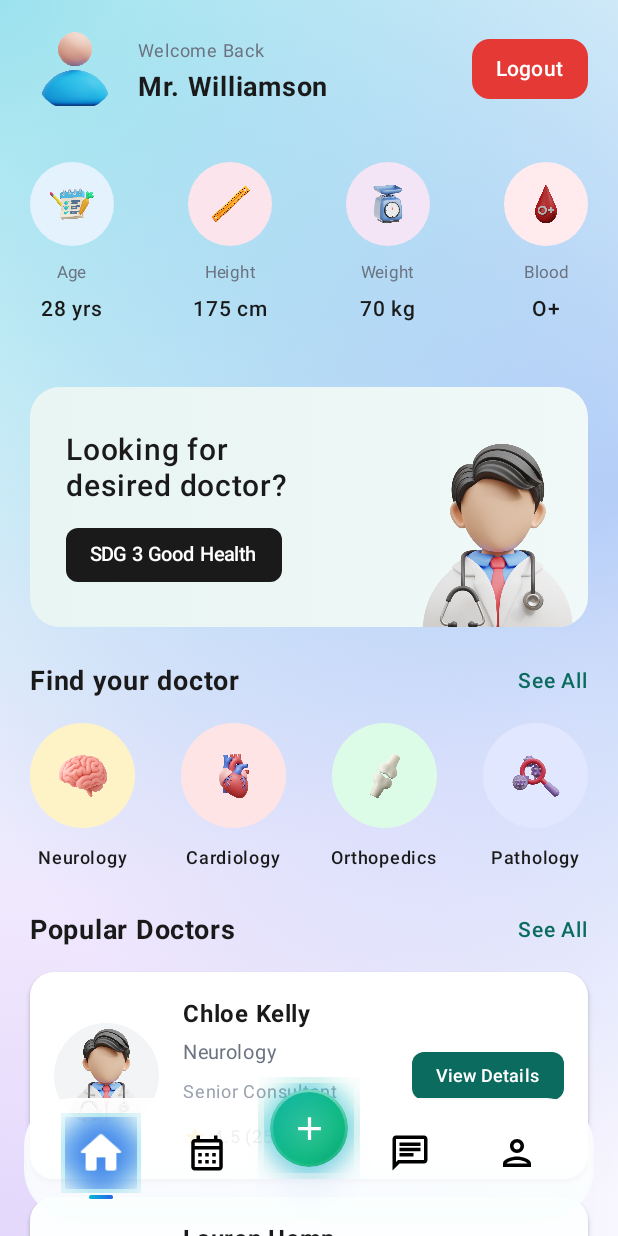
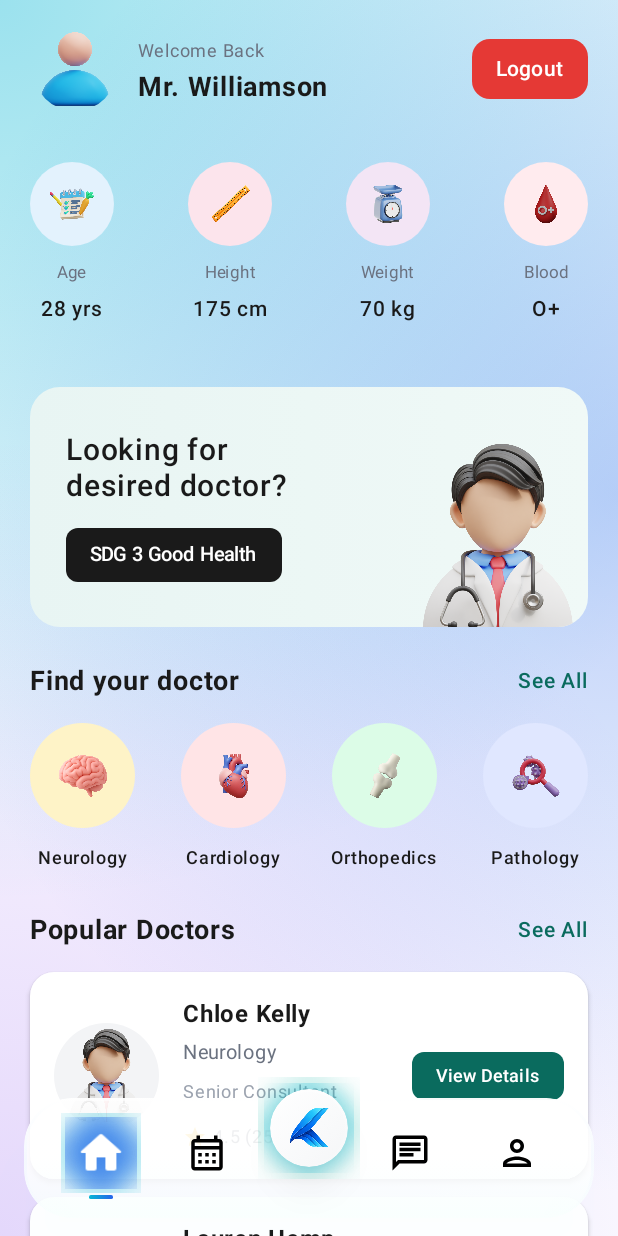
Before and after one commit to joelaguzar/klinik-app, an Android app built with Jetpack Compose: the screen it shows after launch (MainActivity), after a tap on "Sign In", on a phone screen of 412 x 824 dp. Run offline under Robolectric (Android 15) with nearby library versions, the phone set to English and light mode, and no system bars.

```diff
--- a/app/src/main/java/com/example/klinik_app/MainActivity.kt
+++ b/app/src/main/java/com/example/klinik_app/MainActivity.kt
@@ -49,6 +49,8 @@ fun AppNavigation() {
         AppScreen.SignUp -> KlinikSignUpScreen(
             onNavigateToSignIn = { currentScreen = AppScreen.SignIn }
         )
-        AppScreen.PatientHome -> PatientHomeScreen()
+        AppScreen.PatientHome -> PatientHomeScreen(
+            onLogoutClick = { currentScreen = AppScreen.SignIn }
+        )
     }
 }
--- a/app/src/main/java/com/example/klinik_app/ui/components/GlassBottomNavBar.kt
+++ b/app/src/main/java/com/example/klinik_app/ui/components/GlassBottomNavBar.kt
@@ -10,6 +10,7 @@ import androidx.compose.foundation.background
 import androidx.compose.foundation.border
 import androidx.compose.foundation.clickable
 import androidx.compose.foundation.interaction.MutableInteractionSource
+import androidx.compose.foundation.Image
 import androidx.compose.foundation.layout.Arrangement
 import androidx.compose.foundation.layout.Box
 import androidx.compose.foundation.layout.Column
@@ -51,11 +52,14 @@ import androidx.compose.ui.graphics.Brush
 import androidx.compose.ui.graphics.Color
 import androidx.compose.ui.graphics.graphicsLayer
 import androidx.compose.ui.graphics.vector.ImageVector
+import androidx.compose.ui.layout.ContentScale
+import androidx.compose.ui.res.painterResource
 import androidx.compose.ui.text.font.FontWeight
 import androidx.compose.ui.tooling.preview.Preview
 import androidx.compose.ui.unit.Dp
 import androidx.compose.ui.unit.dp
 import androidx.compose.ui.unit.sp
+import com.example.klinik_app.R
 
 /**
  * Modern glassmorphism color scheme for bottom navigation
@@ -410,12 +414,11 @@ fun GlassNavItemComponent(
 }
 
 /**
- * Frosted glass floating action button with Klinik cyan-blue gradient
+ * Frosted glass floating action button with Klinik logo
  */
 @Composable
 fun FrostedGlassFab(
     onClick: () -> Unit,
-    icon: ImageVector,
     modifier: Modifier = Modifier,
     size: Dp = NavBarDimensions.FabSize
 ) {
@@ -445,23 +448,23 @@ fun FrostedGlassFab(
                 )
         )
 
-        // Main FAB with cyan-blue gradient (matching your app)
+        // Main FAB with white/gray background for logo visibility
         Box(
             modifier = Modifier
                 .size(size)
                 .shadow(
                     elevation = 12.dp,
                     shape = CircleShape,
-                    ambientColor = GlassNavColors.Cyan.copy(alpha = 0.3f),
-                    spotColor = GlassNavColors.Blue.copy(alpha = 0.4f)
+                    ambientColor = Color(0x20000000),
+                    spotColor = Color(0x30000000)
                 )
                 .clip(CircleShape)
                 .background(
                     Brush.linearGradient(
                         colors = listOf(
-                            GlassNavColors.FabGradientStart, // Cyan
-                            GlassNavColors.FabGradientMiddle,
-                            GlassNavColors.FabGradientEnd // Blue
+                            Color(0xFFFFFFFF), // White
+                            Color(0xFFF8F9FA), // Very light gray
+                            Color(0xFFF1F3F5)  // Light gray
                         ),
                         start = Offset(0f, 0f),
                         end = Offset(size.value * 2, size.value * 2)
@@ -502,14 +505,27 @@ fun FrostedGlassFab(
                     )
             )
 
-            Icon(
-                imageVector = icon,
-                contentDescription = "Action",
-                tint = Color.White,
-                modifier = Modifier.size(NavBarDimensions.FabIconSize)
+            Image(
+                painter = painterResource(id = R.drawable.klinik_logo),
+                contentDescription = "Klinik Logo",
+                contentScale = ContentScale.Fit,
+                modifier = Modifier.size(NavBarDimensions.FabIconSize + 8.dp)
             )
         }
     }
+}
+
+/**
+ * Overloaded FrostedGlassFab that accepts an icon parameter for backward compatibility
+ */
+@Composable
+fun FrostedGlassFab(
+    onClick: () -> Unit,
+    icon: ImageVector,
+    modifier: Modifier = Modifier,
+    size: Dp = NavBarDimensions.FabSize
+) {
+    FrostedGlassFab(onClick = onClick, modifier = modifier, size = size)
 }
 
 /**
--- a/app/src/main/java/com/example/klinik_app/ui/patient/PatientHomeScreen.kt
+++ b/app/src/main/java/com/example/klinik_app/ui/patient/PatientHomeScreen.kt
@@ -51,7 +51,9 @@ object PatientHomeColors {
 }
 
 @Composable
-fun PatientHomeScreen() {
+fun PatientHomeScreen(
+    onLogoutClick: () -> Unit = {}
+) {
     var selectedNavItem by remember { mutableIntStateOf(0) }
     var selectedDoctor by remember { mutableStateOf<Doctor?>(null) }
 
@@ -90,7 +92,10 @@ fun PatientHomeScreen() {
             } else {
                 Box(modifier = Modifier.fillMaxSize()) {
                     when (selectedNavItem) {
-                        0 -> HomeContent(onDoctorClick = { selectedDoctor = it })
+                        0 -> HomeContent(
+                            onDoctorClick = { selectedDoctor = it },
+                            onLogoutClick = onLogoutClick
+                        )
                         1 -> AppointmentsScreen()
                         2 -> InboxScreen()
                         3 -> ProfileScreen()
```
